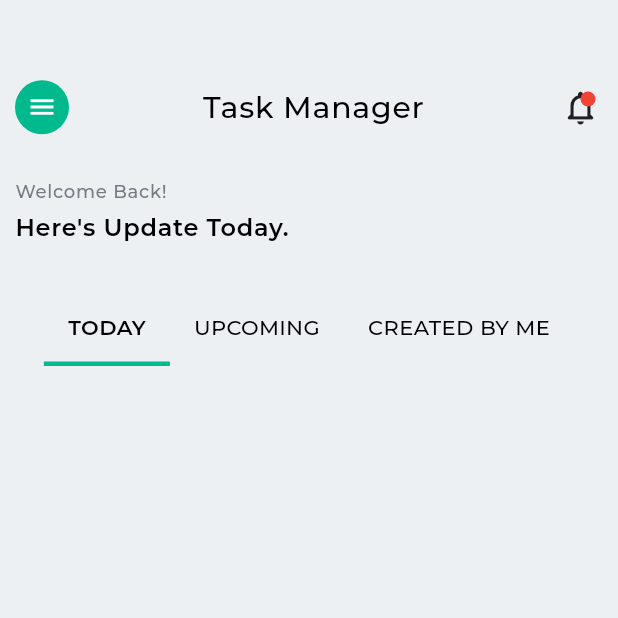
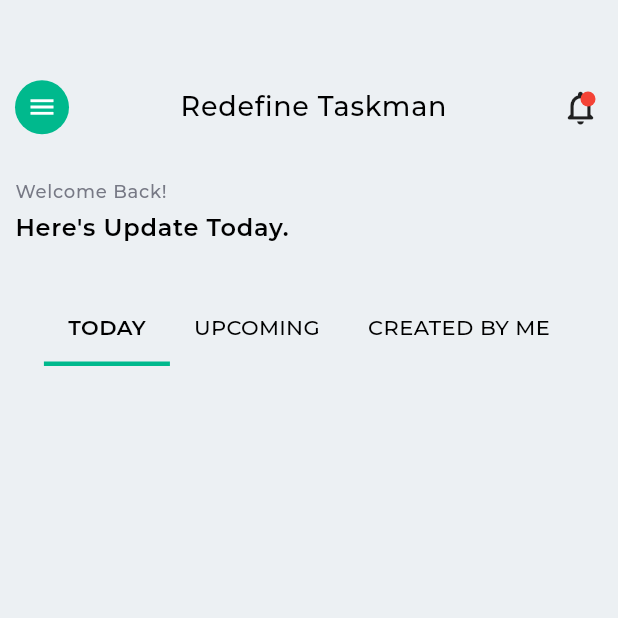
Before and after one commit to swetanreddy/todo-app, a Flutter app: the HomePage screen opened directly, on a phone screen of 412 x 824 dp, the top half of it. Run offline on Flutter 3.47's test engine with Material 2 defaults, Android fonts, the phone set to English and light mode, and no system bars; our stand-ins replace cloud_firestore, file_picker, firebase_auth, firebase_core, firebase_messaging, flutter_datetime_picker and 6 more; accounts and stored records are empty.

Commit message:
Added App Icon and changed header

```diff
--- a/lib/ui/HomePage.dart
+++ b/lib/ui/HomePage.dart
@@ -82,9 +82,9 @@ class _HomePageState extends State<HomePage> with TickerProviderStateMixin {
                                 },
                               ),
                               Text(
-                                'Task Manager',
+                                'Redefine Taskman',
                                 style: kHeadingFont.copyWith(
-                                    color: black, fontSize: 20),
+                                    color: black, fontSize: 18),
                               ),
                               NamedIcon(
                                 text: '',
```
Also changed, not shown: 38 other files.
